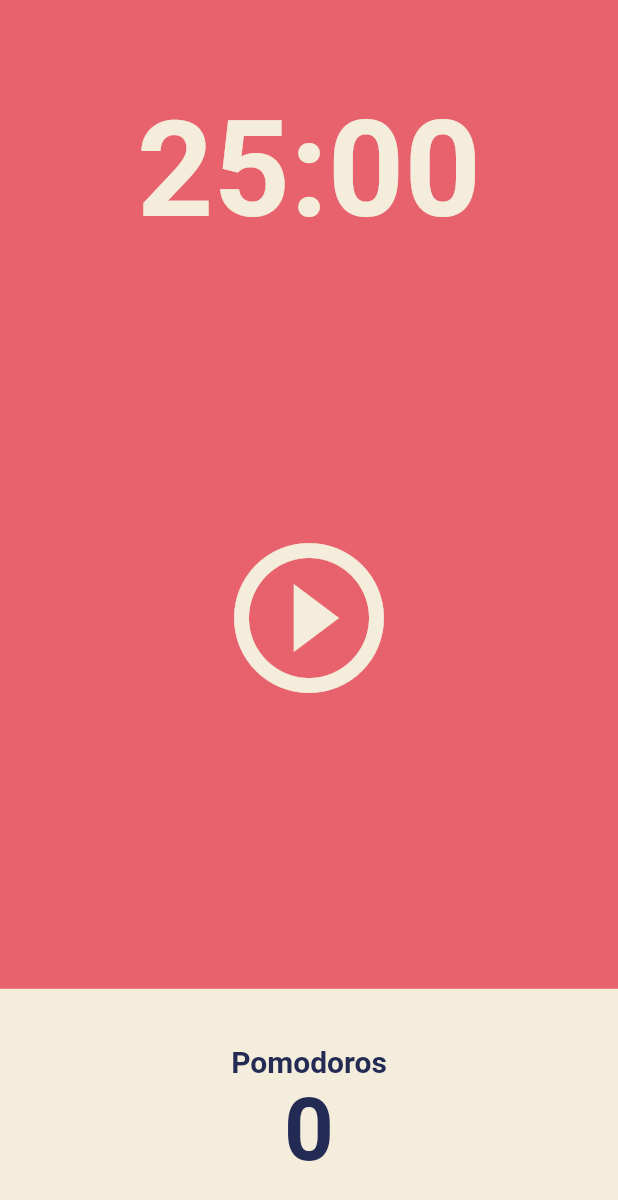
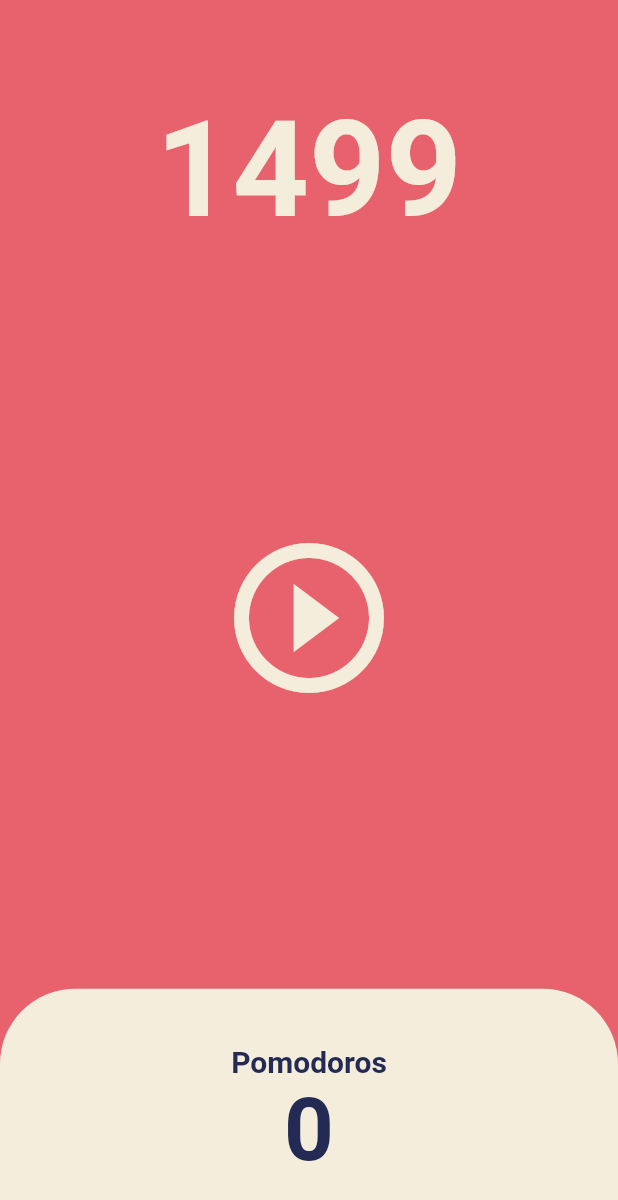
Before and after one commit to Junhyung-Won/flutter-pomodoro, a Flutter app: the screen it shows after launch, after a tap on the "play circle outline" icon, on a phone screen of 412 x 824 dp. Shown: the top 1200 px of the screen. Run offline on Flutter 3.47's test engine with Material 2 defaults, Android fonts, the phone set to English and light mode, and no system bars.

```diff
--- a/lib/screens/home_screen.dart
+++ b/lib/screens/home_screen.dart
@@ -1,3 +1,4 @@
+import 'dart:async';
 import 'package:flutter/material.dart';
 
 class HomeScreen extends StatefulWidget {
@@ -8,6 +9,22 @@ class HomeScreen extends StatefulWidget {
 }
 
 class _HomeScreenState extends State<HomeScreen> {
+  int totalSeconds = 1500;
+  late Timer timer;
+
+  void onTick(Timer timer) {
+    setState(() {
+      totalSeconds--;
+    });
+  }
+
+  void onStartPressed() {
+    timer = Timer.periodic(
+      const Duration(seconds: 1),
+      onTick,
+    );
+  }
+
   @override
   Widget build(BuildContext context) {
     return Scaffold(
@@ -18,7 +35,7 @@ class _HomeScreenState extends State<HomeScreen> {
           child: Container(
             alignment: Alignment.bottomCenter,
             child: Text(
-              '25:00',
+              '$totalSeconds',
               style: TextStyle(
                 color: Theme.of(context).cardColor,
                 fontSize: 89,
@@ -33,7 +50,7 @@ class _HomeScreenState extends State<HomeScreen> {
             child: IconButton(
               iconSize: 120,
               color: Theme.of(context).cardColor,
-              onPressed: () {},
+              onPressed: onStartPressed,
               icon: const Icon(Icons.play_circle_outline),
             ),
           ),
@@ -44,7 +61,12 @@ class _HomeScreenState extends State<HomeScreen> {
             children: [
               Expanded(
                 child: Container(
-                  decoration: BoxDecoration(color: Theme.of(context).cardColor),
+                  decoration: BoxDecoration(
+                    color: Theme.of(context).cardColor,
+                    borderRadius: const BorderRadius.vertical(
+                      top: Radius.circular(50),
+                    ),
+                  ),
                   child: Column(
                     mainAxisAlignment: MainAxisAlignment.center,
                     children: [
```
